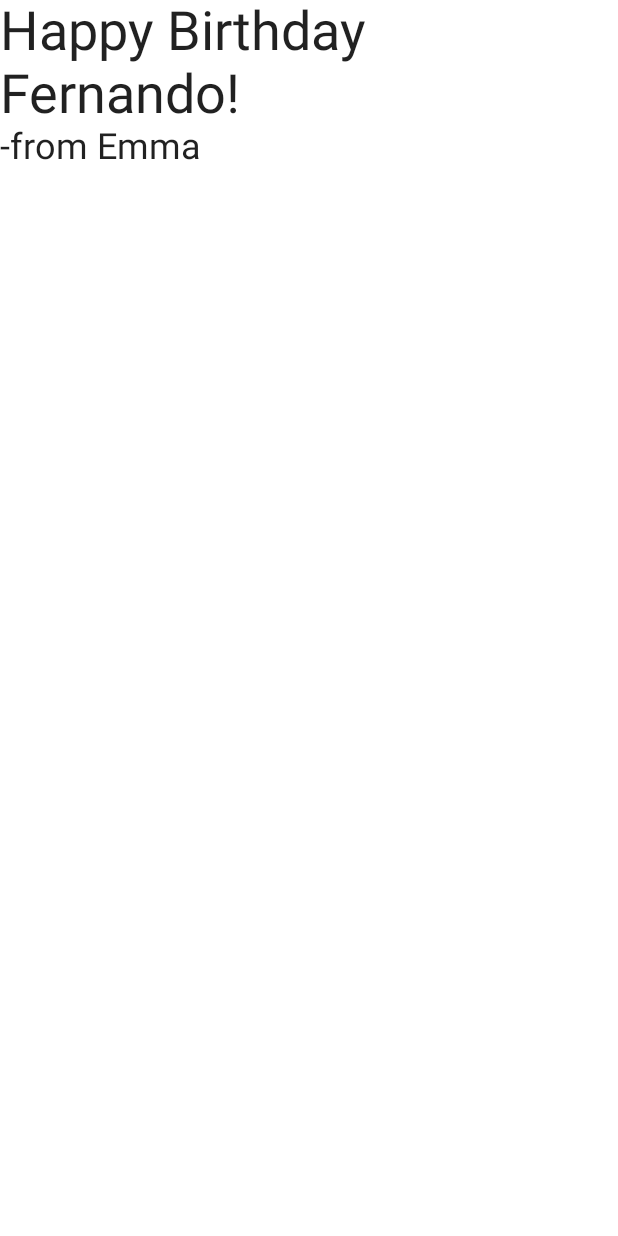
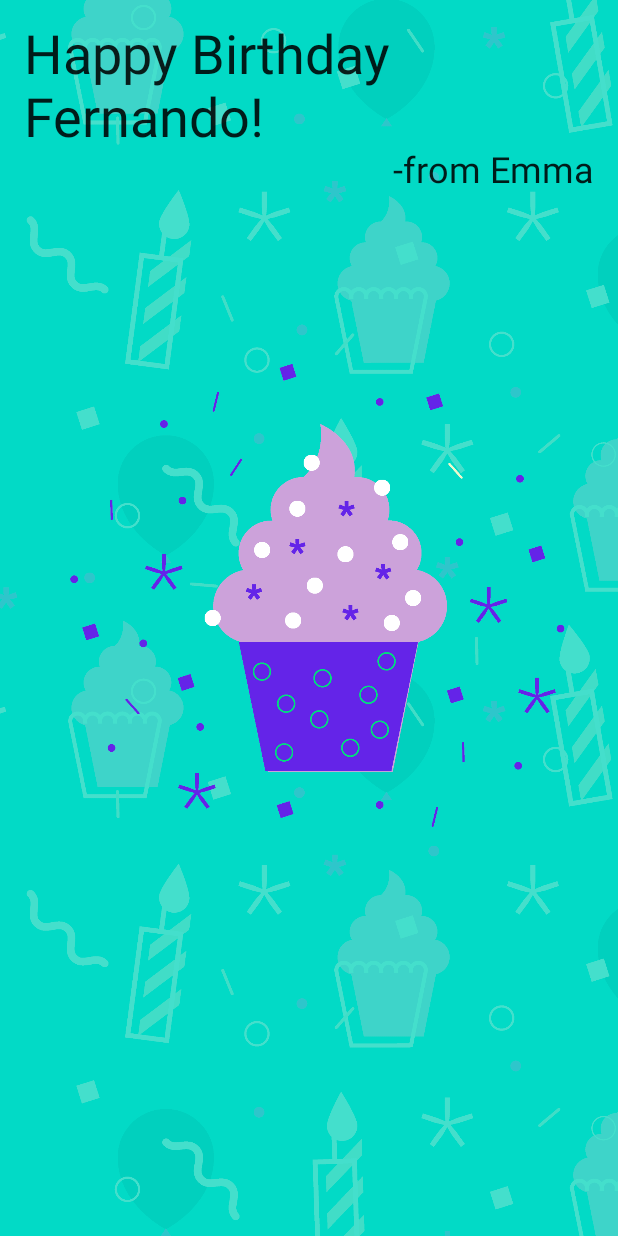
Before and after one commit to stevens681/HappyBirthday, an Android app built with Jetpack Compose: the screen it shows after launch (MainActivity), on a phone screen of 412 x 824 dp. Run offline under Robolectric (Android 15) with nearby library versions, the phone set to English and light mode, and no system bars.

Commit message:
With Image

```diff
--- a/app/src/main/java/com/example/happybirthday/MainActivity.kt
+++ b/app/src/main/java/com/example/happybirthday/MainActivity.kt
@@ -4,15 +4,19 @@ import android.os.Bundle
 import android.os.Message
 import androidx.activity.ComponentActivity
 import androidx.activity.compose.setContent
-import androidx.compose.foundation.layout.Column
-import androidx.compose.foundation.layout.Row
-import androidx.compose.foundation.layout.fillMaxSize
+import androidx.compose.foundation.Image
+import androidx.compose.foundation.layout.*
 import androidx.compose.material.MaterialTheme
 import androidx.compose.material.Surface
 import androidx.compose.material.Text
 import androidx.compose.runtime.Composable
+import androidx.compose.ui.Alignment
 import androidx.compose.ui.Modifier
+import androidx.compose.ui.layout.ContentScale
+import androidx.compose.ui.res.painterResource
+import androidx.compose.ui.res.stringResource
 import androidx.compose.ui.tooling.preview.Preview
+import androidx.compose.ui.unit.dp
 import androidx.compose.ui.unit.sp
 import com.example.happybirthday.ui.theme.HappyBirthdayTheme
 
@@ -26,27 +30,53 @@ class MainActivity : ComponentActivity() {
                     modifier = Modifier.fillMaxSize(),
                     color = MaterialTheme.colors.background
                 ) {
-                    BirthdayGreetingWithText(message = "Happy Birthday Fernando!", from = "-from Emma")
+                    BirthdayGreetingWithImage(message = "Happy Birthday Fernando!", from = "-from Emma")
+
 
                 }
             }
         }
     }
 }
+@Composable
+fun BirthdayGreetingWithImage(message: String, from: String){
+    val image = painterResource(id = R.drawable.androidparty)
+    Box{
+        Image(painter = image, contentDescription = null, modifier = Modifier
+            .fillMaxHeight()
+            .fillMaxWidth(),
+            contentScale = ContentScale.Crop
+        )
 
+        BirthdayGreetingWithText(message = message, from = from)
+    }
+}
 @Composable
 fun BirthdayGreetingWithText(message: String, from: String){
    Column(){
-       Text(text = message, fontSize = 36.sp)
-       Text(text = from, fontSize = 24.sp)
+       Text(text = message,
+           fontSize = 36.sp,
+           modifier = Modifier
+               .fillMaxWidth()
+               .wrapContentWidth(align = Alignment.Start)
+               .padding(start = 16.dp, top = 16.dp)
+       )
+       Text(text = from,
+           fontSize = 24.sp,
+           modifier = Modifier
+               .fillMaxWidth()
+               .wrapContentWidth(align = Alignment.End)
+               .padding(start = 16.dp, end = 16.dp)
+       )
+
    }
 }
 
 @Preview(showBackground = true)
 @Composable
-fun DefaultPreview() {
+fun BirthdayGreetingWithImagePreview() {
     HappyBirthdayTheme {
-        BirthdayGreetingWithText(message = "Happy Birthday Fernando!", from = "-from Emma")
+        BirthdayGreetingWithImage(message = stringResource(R.string.happy_birtday_text), from = "-from Emma")
 
     }
 }
--- a/app/src/main/res/values/strings.xml
+++ b/app/src/main/res/values/strings.xml
@@ -1,3 +1,4 @@
 <resources>
     <string name="app_name">Happy Birthday</string>
+    <string name="happy_birtday_text">Happy Birthday Fernando!</string>
 </resources>
```
Also changed, not shown: app/src/main/res/drawable-nodpi/androidparty.png (added).
